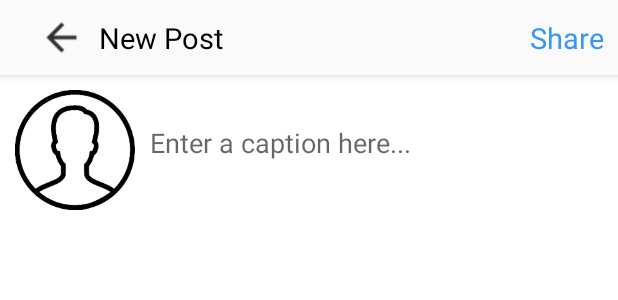
After one commit to dmadunts/Instagram, an Android app: the layout activity_share.xml on its own in the app's theme, with its tools: preview values and no code run, on a phone screen of 412 x 824 dp. The commit adds this screen. Shown: the top 300 px of the screen. Run offline under Robolectric (Android 15) with nearby library versions, the phone set to English and light mode, and no system bars.

Commit message:
Added ShareActivity. Started work on photo sharing

```diff
--- a/app/src/main/java/com/example/renai/instagram/utils/CameraPictureTaker.kt
+++ b/app/src/main/java/com/example/renai/instagram/utils/CameraHelper.kt
@@ -10,7 +10,7 @@ import java.io.File
 import java.text.SimpleDateFormat
 import java.util.*
 
-class CameraPictureTaker(private val activity: Activity) {
+class CameraHelper(private val activity: Activity) {
     var imageUri: Uri? = null
     val REQUEST_CODE: Int = 1
     private val simpleDateFormat = SimpleDateFormat("yyyyMMdd_HHmmss", Locale.US)
--- a/app/src/main/res/layout/activity_profile.xml
+++ b/app/src/main/res/layout/activity_profile.xml
@@ -16,8 +16,8 @@
                 android:layout_height="wrap_content">
 
             <TextView
+                    android:id="@+id/username_text"
                     style="@style/toolbar_title"
-                    android:text="davidmadunts"
                     android:textColor="@color/black"
                     app:layout_constraintBottom_toBottomOf="parent"
                     app:layout_constraintStart_toStartOf="parent"
@@ -43,7 +43,7 @@
             app:civ_border_width="1dp"
             app:civ_border_color="@color/grey"
             app:layout_constraintDimensionRatio="1:1"
-            android:src="@drawable/profile_picture"
+            android:src="@drawable/person"
             app:layout_constraintHorizontal_weight="2"
             app:layout_constraintStart_toStartOf="parent"
             app:layout_constraintEnd_toStartOf="@id/edit_profile_btn"
--- /dev/null
+++ b/app/src/main/res/layout/activity_share.xml
@@ -0,0 +1,59 @@
+<?xml version="1.0" encoding="utf-8"?>
+<android.support.constraint.ConstraintLayout xmlns:android="http://schemas.android.com/apk/res/android"
+                                             xmlns:app="http://schemas.android.com/apk/res-auto"
+                                             android:layout_width="match_parent"
+                                             android:layout_height="match_parent"
+                                             android:background="@color/white">
+    <android.support.v7.widget.Toolbar
+            android:id="@+id/toolbar"
+            style="@style/toolbar">
+        <android.support.constraint.ConstraintLayout
+                android:layout_width="match_parent"
+                android:layout_height="wrap_content">
+            <ImageView
+                    android:id="@+id/back_image"
+                    style="@style/toolbar_ic"
+                    android:src="@drawable/ic_back"
+                    app:layout_constraintBottom_toBottomOf="parent"
+                    app:layout_constraintStart_toStartOf="parent"
+                    app:layout_constraintTop_toTopOf="parent"/>
+            <TextView
+                    android:id="@+id/username_text"
+                    android:text="@string/new_post"
+                    style="@style/toolbar_title"
+                    android:textColor="@color/black"
+                    app:layout_constraintBottom_toBottomOf="parent"
+                    app:layout_constraintStart_toEndOf="@id/back_image"
+                    app:layout_constraintTop_toTopOf="parent"/>
+
+            <TextView
+                    android:id="@+id/share_text"
+                    style="@style/toolbar_text"
+                    android:text="@string/share"
+                    app:layout_constraintBottom_toBottomOf="parent"
+                    app:layout_constraintEnd_toEndOf="parent"
+                    app:layout_constraintTop_toTopOf="parent"/>
+
+        </android.support.constraint.ConstraintLayout>
+    </android.support.v7.widget.Toolbar>
+    <ImageView
+            android:id="@+id/post_image"
+            android:layout_width="80dp"
+            android:layout_height="80dp"
+            app:layout_constraintStart_toStartOf="parent"
+            app:layout_constraintTop_toBottomOf="@id/toolbar"
+            app:layout_constraintEnd_toStartOf="@id/caption_input"
+            android:layout_margin="10dp"
+            android:src="@drawable/person"/>
+
+    <EditText
+            android:id="@+id/caption_input"
+            android:layout_width="0dp"
+            android:layout_height="0dp"
+            android:hint="Enter a caption here..."
+            app:layout_constraintStart_toEndOf="@id/post_image"
+            app:layout_constraintTop_toBottomOf="@id/toolbar"
+            app:layout_constraintEnd_toEndOf="parent"
+            app:layout_constraintBottom_toBottomOf="@id/post_image"
+            android:background="@android:color/transparent"/>
+</android.support.constraint.ConstraintLayout>
--- a/app/src/main/res/values/strings.xml
+++ b/app/src/main/res/values/strings.xml
@@ -24,6 +24,8 @@
     <string name="full_name">Full name</string>
     <string name="password">Password</string>
     <string name="please_enter_password">Please enter your password</string>
+    <string name="share">Share</string>
+    <string name="new_post">New Post</string>
     <string-array name="genders_array">
         <item>Not Specified</item>
         <item>Male</item>
--- a/app/src/main/res/values/styles.xml
+++ b/app/src/main/res/values/styles.xml
@@ -45,6 +45,14 @@
         <item name="android:textSize">19sp</item>
     </style>
 
+    <style name="toolbar_text" parent="toolbar_title">
+        <item name="android:textColor">@color/blue</item>
+        <item name="android:layout_height">@dimen/toolbar_height</item>
+        <item name="android:gravity">center</item>
+        <item name="android:paddingStart">10dp</item>
+        <item name="android:paddingEnd">10dp</item>
+    </style>
+
     <style name="divider">
         <item name="android:layout_width">match_parent</item>
         <item name="android:layout_height">1dp</item>
```
Also changed, not shown: app/src/main/java/com/example/renai/instagram/activities/EditProfileActivity.kt (+6 -6 lines), app/src/main/java/com/example/renai/instagram/activities/ProfileActivity.kt (+16 -3 lines), app/src/main/java/com/example/renai/instagram/activities/ShareActivity.kt (+19 -4 lines), app/src/main/res/drawable-hdpi/ic_back.png (added), app/src/main/res/drawable-mdpi/ic_back.png (added), app/src/main/res/drawable-xhdpi/ic_back.png (added), app/src/main/res/drawable-xxhdpi/ic_back.png (added), app/src/main/res/drawable-xxhdpi/profile_picture.png (deleted), app/src/main/res/drawable-xxxhdpi/ic_back.png (added).
